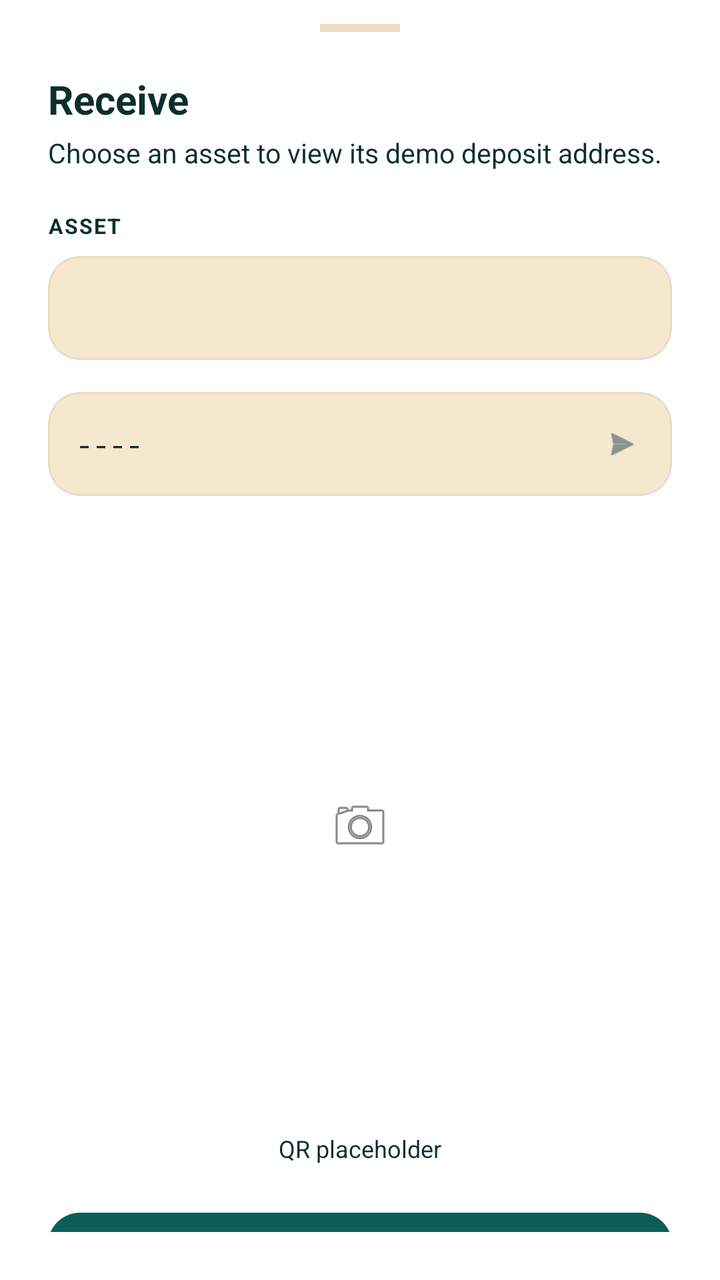
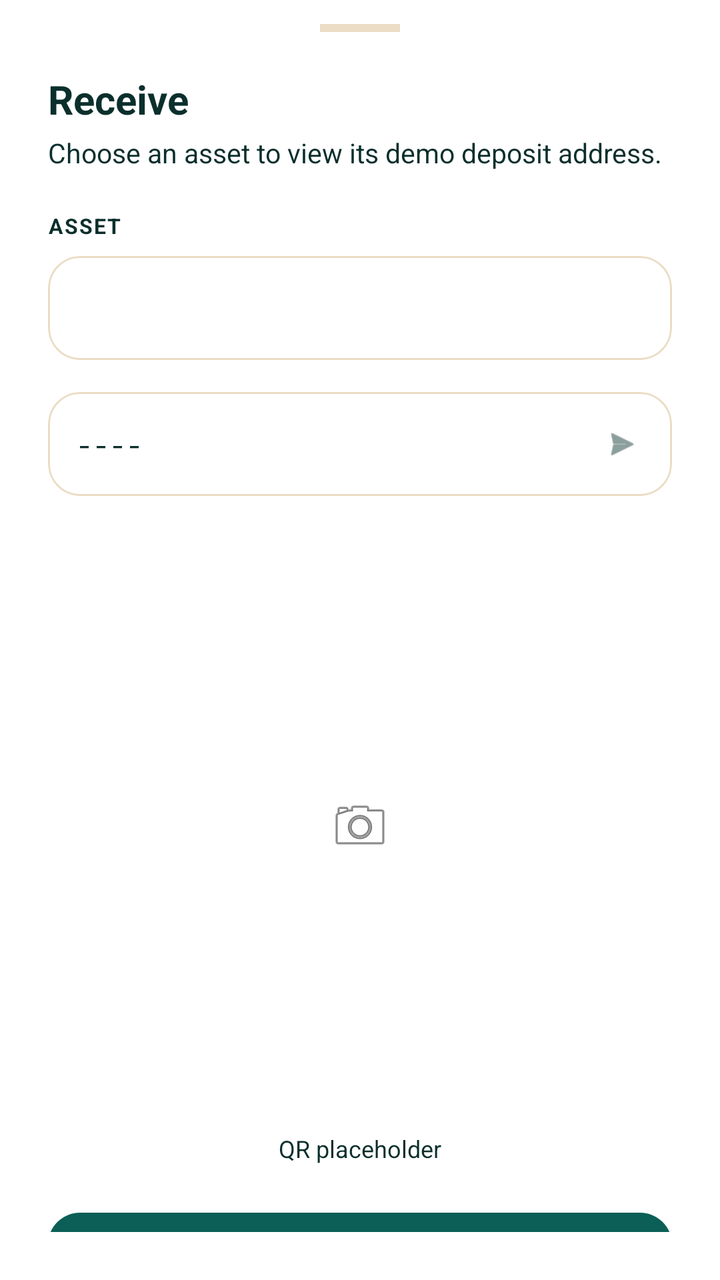

An Android layout rendered at two revisions. The XML below is the earlier revision; the diff shows what the commit changed to produce the second picture.
<!-- AndroidManifest.xml: application theme AppTheme -->
<!-- res/layout/bottom_sheet_receive.xml -->
<LinearLayout
	xmlns:android="http://schemas.android.com/apk/res/android"
	xmlns:app="http://schemas.android.com/apk/res-auto"
	xmlns:tools="http://schemas.android.com/tools"
	android:layout_width="match_parent"
	android:layout_height="wrap_content"
	android:background="?attr/colorSurface"
	android:orientation="vertical">
	<LinearLayout
		android:id="@+id/linear1"
		android:layout_width="match_parent"
		android:layout_height="wrap_content"
		android:paddingLeft="24dp"
		android:paddingTop="12dp"
		android:paddingRight="24dp"
		android:paddingBottom="24dp"
		android:orientation="vertical">
		<View
			android:id="@+id/view94"
			android:layout_width="40dp"
			android:layout_height="4dp"
			android:layout_marginBottom="20dp"
			android:background="@color/colorCardStroke"
			android:layout_gravity="center_horizontal" />
		<TextView
			android:id="@+id/textview15"
			android:layout_width="wrap_content"
			android:layout_height="wrap_content"
			android:text="Receive"
			android:textSize="20sp"
			android:textStyle="bold"
			android:focusable="false" />
		<TextView
			android:id="@+id/textview16"
			android:layout_width="wrap_content"
			android:layout_height="wrap_content"
			android:layout_marginTop="4dp"
			android:layout_marginBottom="20dp"
			android:text="Choose an asset to view its demo deposit address."
			android:textSize="13.5sp"
			android:focusable="false" />
		<TextView
			android:id="@+id/textview17"
			android:layout_width="wrap_content"
			android:layout_height="wrap_content"
			android:layout_marginBottom="8dp"
			android:text="ASSET"
			android:textStyle="bold"
			android:textSize="10.5sp"
			android:letterSpacing="0.06"
			android:focusable="false" />
		<com.google.android.material.card.MaterialCardView
			android:id="@+id/cardview1"
			android:layout_width="match_parent"
			android:layout_height="wrap_content"
			android:layout_marginBottom="16dp"
			app:cardBackgroundColor="@color/colorSurfaceRaised"
			app:cardCornerRadius="16dp"
			app:cardElevation="0dp"
			app:strokeColor="@color/colorCardStroke"
			app:strokeWidth="1dp">
			<Spinner
				android:id="@+id/spinner_assets"
				android:layout_width="match_parent"
				android:layout_height="52dp"
				android:background="@android:color/transparent"
				android:spinnerMode="dropdown"
				android:theme="@style/WhiteSpinnerTheme"
				android:paddingStart="12dp"
				android:paddingEnd="12dp" />
		</com.google.android.material.card.MaterialCardView>
		<com.google.android.material.card.MaterialCardView
			android:id="@+id/cardview2"
			android:layout_width="match_parent"
			android:layout_height="wrap_content"
			android:layout_marginBottom="20dp"
			app:cardBackgroundColor="@color/colorSurfaceRaised"
			app:cardCornerRadius="16dp"
			app:cardElevation="0dp"
			app:strokeColor="@color/colorCardStroke"
			app:strokeWidth="1dp">
			<LinearLayout
				android:id="@+id/linear2"
				android:layout_width="match_parent"
				android:layout_height="52dp"
				android:padding="14dp"
				android:gravity="center_vertical"
				android:orientation="horizontal">
				<TextView
					android:id="@+id/tv_deposit_address"
					android:layout_width="0dp"
					android:layout_height="wrap_content"
					android:background="@android:color/transparent"
					android:text="----"
					android:singleLine="true"
					android:layout_weight="1"
					android:textSize="13.5sp"
					android:fontFamily="monospace"
					android:focusable="false"
					android:ellipsize="middle" />
				<ImageView
					android:id="@+id/iv_copy_address"
					android:layout_width="22dp"
					android:layout_height="22dp"
					android:padding="2dp"
					android:scaleType="centerInside"
					android:src="@android:drawable/ic_menu_send"
					android:focusable="false"
					android:layout_marginStart="12dp"
					android:contentDescription="CopyAddress"
					app:tint="@color/colorTextSecondary" />
			</LinearLayout>
		</com.google.android.material.card.MaterialCardView>
		<LinearLayout
			android:id="@+id/ll_qr_card"
			android:layout_width="wrap_content"
			android:layout_height="wrap_content"
			android:background="@color/colorTextPrimaryWhite"
			android:gravity="center_horizontal|center_vertical"
			android:orientation="vertical"
			android:layout_gravity="center_horizontal">
			<ImageView
				android:id="@+id/iv_qr_code"
				android:layout_width="250dp"
				android:layout_height="250dp"
				android:layout_margin="20dp"
				android:scaleType="centerInside"
				android:src="@android:drawable/ic_menu_camera"
				android:focusable="false" />
		</LinearLayout>
		<TextView
			android:id="@+id/textview18"
			android:layout_width="wrap_content"
			android:layout_height="wrap_content"
			android:layout_marginTop="8dp"
			android:layout_marginBottom="24dp"
			android:text="QR placeholder"
			android:textSize="12sp"
			android:layout_gravity="center_horizontal"
			android:focusable="false" />
		<com.google.android.material.button.MaterialButton
			android:id="@+id/btn_share"
			android:layout_width="match_parent"
			android:layout_height="52dp"
			android:gravity="center_horizontal|center_vertical"
			android:text="Share wallet"
			android:textSize="15sp"
			android:textStyle="bold"
			android:textColor="@color/colorTextOnAccent"
			app:backgroundTint="@color/colorAccent"
			app:cornerRadius="16dp"
			app:elevation="0dp" />
		<TextView
			android:id="@+id/tv_close_sheet"
			android:layout_width="wrap_content"
			android:layout_height="wrap_content"
			android:layout_marginTop="10dp"
			android:padding="12dp"
			android:text="Close"
			android:textStyle="bold"
			android:layout_gravity="center_horizontal"
			android:textSize="14.5sp"
			android:focusable="false" />
	</LinearLayout>
</LinearLayout>
<!-- resources referenced by this layout -->
<resources>
  <color name="colorAccent">#0B5F57</color>
  <color name="colorCardStroke">#EBDCC5</color>
  <color name="colorSurfaceRaised">#F6E7CF</color>
  <color name="colorTextOnAccent">#FFFFFF</color>
  <color name="colorTextPrimaryWhite">#FFFFFF</color>
  <color name="colorTextSecondary">#3F5F5A</color>
  <style name="WhiteSpinnerTheme" parent="ThemeOverlay.AppCompat.Light">
          <item name="android:textColorPrimary">@color/colorTextPrimary</item>
          <item name="android:textColor">@color/colorTextPrimary</item>
          <item name="android:textSize">20sp</item>
          <item name="colorControlNormal">@color/colorTextPrimary</item>
          <item name="spinnerStyle">@style/HarvanaSpinner</item>
      </style>
  <color name="colorTextPrimary">#0B2F2C</color>
  <style name="HarvanaSpinner" parent="Widget.AppCompat.Spinner">
          <item name="android:popupBackground">@color/colorSurface</item>
          <item name="android:dropDownSelector">@color/colorAccentRipple</item>
      </style>
  <style name="HarvanaPopupMenu" parent="Widget.MaterialComponents.PopupMenu">
          <item name="android:popupBackground">@drawable/bg_popup_menu</item>
          <item name="android:popupElevation">10dp</item>
      </style>
  <!-- drawable ic_nav_back (drawable) -->
  <?xml version="1.0" encoding="utf-8"?>
  <vector xmlns:android="http://schemas.android.com/apk/res/android"
      android:width="24dp" android:height="24dp" android:viewportWidth="24" android:viewportHeight="24"
      android:autoMirrored="true"
      android:tint="?attr/colorControlNormal">
      <path android:fillColor="#FFFFFFFF" android:pathData="M20,11H7.83l5.59,-5.59L12,4l-8,8 8,8 1.41,-1.41L7.83,13H20v-2z" />
  </vector>
  <style name="HarvanaTextView" parent="android:Widget.TextView">
          <item name="android:textColor">@color/colorTextPrimary</item>
      </style>
  <color name="colorBackground">#FFF8EE</color>
  <color name="colorAccentDark">#084A44</color>
  <color name="colorError">#C8443F</color>
  <color name="colorControlNormal">#587570</color>
  <color name="colorAccentRipple">#1A0B5F57</color>
  <color name="colorAccentStroke">#330B5F57</color>
  <color name="colorAccentStrong">#053D3A</color>
  <color name="colorSurface">#FFFFFF</color>
  <color name="colorTextTertiary">#587570</color>
  <!-- drawable bg_popup_menu (drawable) -->
  <?xml version="1.0" encoding="utf-8"?>
  <shape xmlns:android="http://schemas.android.com/apk/res/android" android:shape="rectangle">
      <solid android:color="@color/colorPopupSurface" />
      <stroke android:width="1dp" android:color="@color/colorCardStroke" />
      <corners android:radius="14dp" />
  </shape>
  <style name="HarvanaDialogButton" parent="Widget.MaterialComponents.Button.TextButton.Dialog">
          <item name="android:textColor">@color/colorAccent</item>
          <item name="android:minHeight">48dp</item>
      </style>
  <style name="HarvanaBottomSheetStyle" parent="Widget.MaterialComponents.BottomSheet.Modal">
          <item name="backgroundTint">?attr/colorSurface</item>
          <item name="shapeAppearanceOverlay">@style/HarvanaBottomSheetShape</item>
      </style>
  <color name="colorPopupSurface">#F6E9D2</color>
  <style name="HarvanaBottomSheetShape" parent="">
          <item name="cornerFamily">rounded</item>
          <item name="cornerSizeTopLeft">20dp</item>
          <item name="cornerSizeTopRight">20dp</item>
          <item name="cornerSizeBottomLeft">0dp</item>
          <item name="cornerSizeBottomRight">0dp</item>
      </style>
  <!-- unchanged entries left out for length: 5 -->
</resources>

<!-- the commit's change to res/layout/bottom_sheet_receive.xml (unified diff, before → after) -->
@@ -54,7 +54,7 @@
 			android:layout_width="match_parent"
 			android:layout_height="wrap_content"
 			android:layout_marginBottom="16dp"
-			app:cardBackgroundColor="@color/colorSurfaceRaised"
+			app:cardBackgroundColor="@color/colorSurface"
 			app:cardCornerRadius="16dp"
 			app:cardElevation="0dp"
 			app:strokeColor="@color/colorCardStroke"
@@ -74,7 +74,7 @@
 			android:layout_width="match_parent"
 			android:layout_height="wrap_content"
 			android:layout_marginBottom="20dp"
-			app:cardBackgroundColor="@color/colorSurfaceRaised"
+			app:cardBackgroundColor="@color/colorSurface"
 			app:cardCornerRadius="16dp"
 			app:cardElevation="0dp"
 			app:strokeColor="@color/colorCardStroke"
<!-- resource entries referenced after the edit -->
@@ -2,7 +2,6 @@
 <resources>
   <color name="colorAccent">#0B5F57</color>
   <color name="colorCardStroke">#EBDCC5</color>
-  <color name="colorSurfaceRaised">#F6E7CF</color>
   <color name="colorTextOnAccent">#FFFFFF</color>
   <color name="colorTextPrimaryWhite">#FFFFFF</color>
   <color name="colorTextSecondary">#3F5F5A</color>
@@ -57,7 +56,7 @@
           <item name="backgroundTint">?attr/colorSurface</item>
           <item name="shapeAppearanceOverlay">@style/HarvanaBottomSheetShape</item>
       </style>
-  <color name="colorPopupSurface">#F6E9D2</color>
+  <color name="colorPopupSurface">@color/colorSurface</color>
   <style name="HarvanaBottomSheetShape" parent="">
           <item name="cornerFamily">rounded</item>
           <item name="cornerSizeTopLeft">20dp</item>
